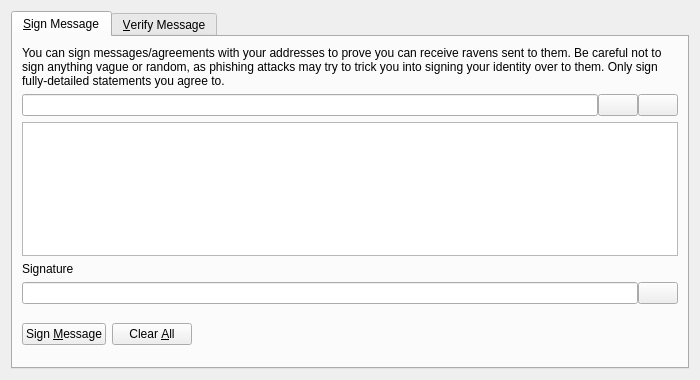
RavenProject/Ravencoin, file src/qt/forms/signverifymessagedialog.ui: the form before one commit.
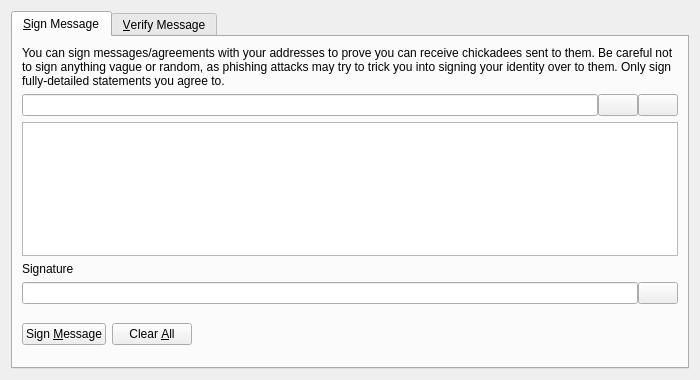
The form after the commit. Icons and pictures are not drawn. Custom widgets are drawn as their Qt base class.

The edit to the form file:
```diff
--- a/src/qt/forms/signverifymessagedialog.ui
+++ b/src/qt/forms/signverifymessagedialog.ui
@@ -30,7 +30,7 @@
        <item>
         <widget class="QLabel" name="infoLabel_SM">
          <property name="text">
-          <string>You can sign messages/agreements with your addresses to prove you can receive ravens sent to them. Be careful not to sign anything vague or random, as phishing attacks may try to trick you into signing your identity over to them. Only sign fully-detailed statements you agree to.</string>
+          <string>You can sign messages/agreements with your addresses to prove you can receive chickadees sent to them. Be careful not to sign anything vague or random, as phishing attacks may try to trick you into signing your identity over to them. Only sign fully-detailed statements you agree to.</string>
          </property>
          <property name="textFormat">
           <enum>Qt::PlainText</enum>
```
Left out of the diff: 26 changed lines with no effect on the pictures.
